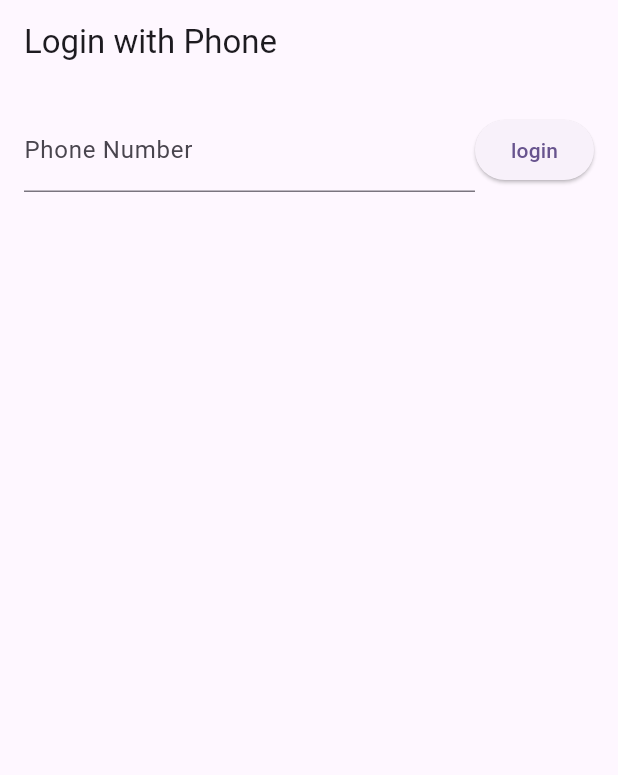
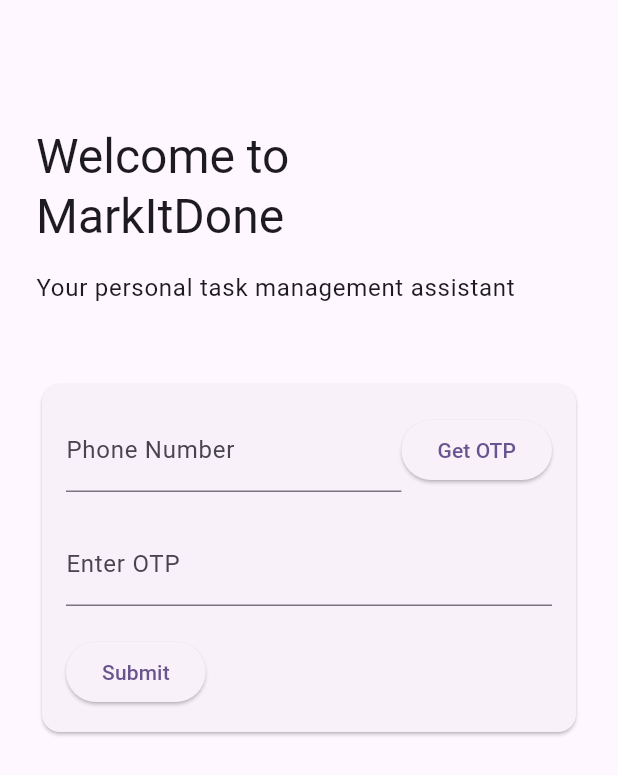
Before and after one commit to Muhammed-irshad-np/MarkItDone, a Flutter app: the screen it shows after launch, on a phone screen of 412 x 824 dp. Shown: the top 775 px of the screen. Run offline on Flutter 3.47's test engine with Material 3 defaults, Android fonts, the phone set to English and light mode, and no system bars; our stand-ins replace cloud_firestore, firebase_auth, firebase_core, flutter_contacts, permission_handler; missing offline and left inert: dart:ffi; accounts and stored records are empty.

Commit message:
working changes

```diff
--- a/lib/ui/screens/auth_screen.dart
+++ b/lib/ui/screens/auth_screen.dart
@@ -1,4 +1,5 @@
 import 'package:flutter/material.dart';
+import 'package:markitdone/config/theme.dart';
 import 'package:markitdone/providers/view_models/auth_viewmodel.dart';
 import 'package:provider/provider.dart';
 
@@ -9,8 +10,29 @@ class AuthScreen extends StatelessWidget {
     String otp = '';
 
     return Scaffold(
-      appBar: AppBar(title: Text('Login with Phone')),
-      body: Padding(
+      backgroundColor: AppColors.background,
+      body: SafeArea(
+        child: SingleChildScrollView(
+          child: Padding(
+            padding: const EdgeInsets.all(24.0),
+            child: Column(
+              crossAxisAlignment: CrossAxisAlignment.start,
+              children: [
+                const SizedBox(height: 60),
+                Text(
+                  'Welcome to\nMarkItDone',
+                  style: Theme.of(context).textTheme.headlineLarge,
+                ),
+                const SizedBox(height: 16),
+                Text(
+                  'Your personal task management assistant',
+                  style: Theme.of(context).textTheme.bodyLarge?.copyWith(
+                    color: AppColors.textSecondary,
+                  ),
+                ),
+                const SizedBox(height: 48),
+                Card(
+                  child: Padding(
                     padding: const EdgeInsets.all(16.0),
                     child: Column(
                       crossAxisAlignment: CrossAxisAlignment.start,
@@ -27,47 +49,68 @@ class AuthScreen extends StatelessWidget {
                             ),
                             ElevatedButton(
                               onPressed: () async {
-                    // Trigger phone number verification
-                    final res = await viewModel.registerorloginuser(context);
-                    if (res['documentId'] == null) return;
-                    if (res['isFirstTimeUser']) {
-                      Navigator.pushReplacementNamed(context, '/register');
-                    } else {
-                      Navigator.pushReplacementNamed(context, '/home');
+                                try {
+                                  await viewModel.verifyPhoneNumber();
+                                  ScaffoldMessenger.of(context).showSnackBar(
+                                    const SnackBar(content: Text('OTP sent successfully')),
+                                  );
+                                } catch (e) {
+                                  ScaffoldMessenger.of(context).showSnackBar(
+                                    SnackBar(content: Text('Failed to send OTP: ${e.toString()}')),
+                                  );
                                 }
                               },
-                  child: Text('login'),
+                              child: const Text('Get OTP'),
+                            ),
+                            // ElevatedButton(
+                            //   onPressed: () async {
+                            //     // Trigger phone number verification
+                            //     final res = await viewModel.registerorloginuser(context);
+                            //     if (res['documentId'] == null) return;
+                            //     if (res['isFirstTimeUser']) {
+                            //       Navigator.pushReplacementNamed(context, '/register');
+                            //     } else {
+                            //       Navigator.pushReplacementNamed(context, '/home');
+                            //     }
+                            //   },
+                            //   child: Text('login'),
+                            // ),
+                          ],
+                        ),
+                        const SizedBox(height: 20),
+
+                        // OTP Input Field
+                        TextField(
+                          onChanged: (value) {
+                            otp = value;
+                          },
+                          decoration: InputDecoration(labelText: 'Enter OTP'),
+                          keyboardType: TextInputType.number,
+                        ),
+                        const SizedBox(height: 20),
+
+                        // Submit OTP Button
+                        ElevatedButton(
+                          onPressed: () async {
+                            // Attempt to sign in with the OTP
+                            var user = await viewModel.signInWithOTP(otp);
+                            if (user != null) {
+                              // Navigate to Home Screen
+                              Navigator.pushReplacementNamed(context, '/home');
+                            } else {
+                              // Show error message
+                              print('Error signing in');
+                            }
+                          },
+                          child: Text('Submit'),
                         ),
                       ],
                     ),
-            //  const   SizedBox(height: 20),
-
-            //     // OTP Input Field
-            //     TextField(
-            //       onChanged: (value) {
-            //         otp = value;
-            //       },
-            //       decoration: InputDecoration(labelText: 'Enter OTP'),
-            //       keyboardType: TextInputType.number,
-            //     ),
-            //  const   SizedBox(height: 20),
-
-            //     // Submit OTP Button
-            //     ElevatedButton(
-            //       onPressed: () async {
-            //         // Attempt to sign in with the OTP
-            //         var user = await viewModel.signInWithOTP(otp);
-            //         if (user != null) {
-            //           // Navigate to Home Screen
-            //           Navigator.pushReplacementNamed(context, '/home');
-            //         } else {
-            //           // Show error message
-            //           print('Error signing in');
-            //         }
-            //       },
-            //       child: Text('Submit'),
-            //     ),
+                  ),
+                ),
               ],
+            ),
+          ),
         ),
       ),
     );
```
Also changed, not shown: lib/main.dart (+11 -3 lines), lib/firebase_options.dart, 3 other files. Lines whose indentation alone changed are shown as unchanged.
